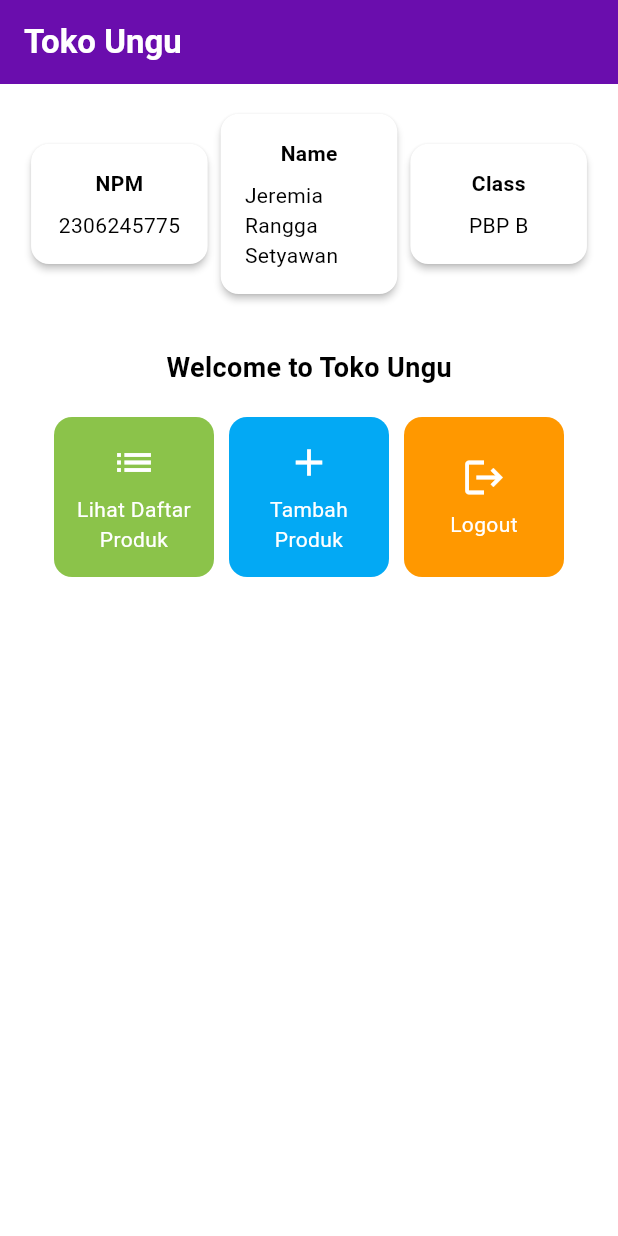
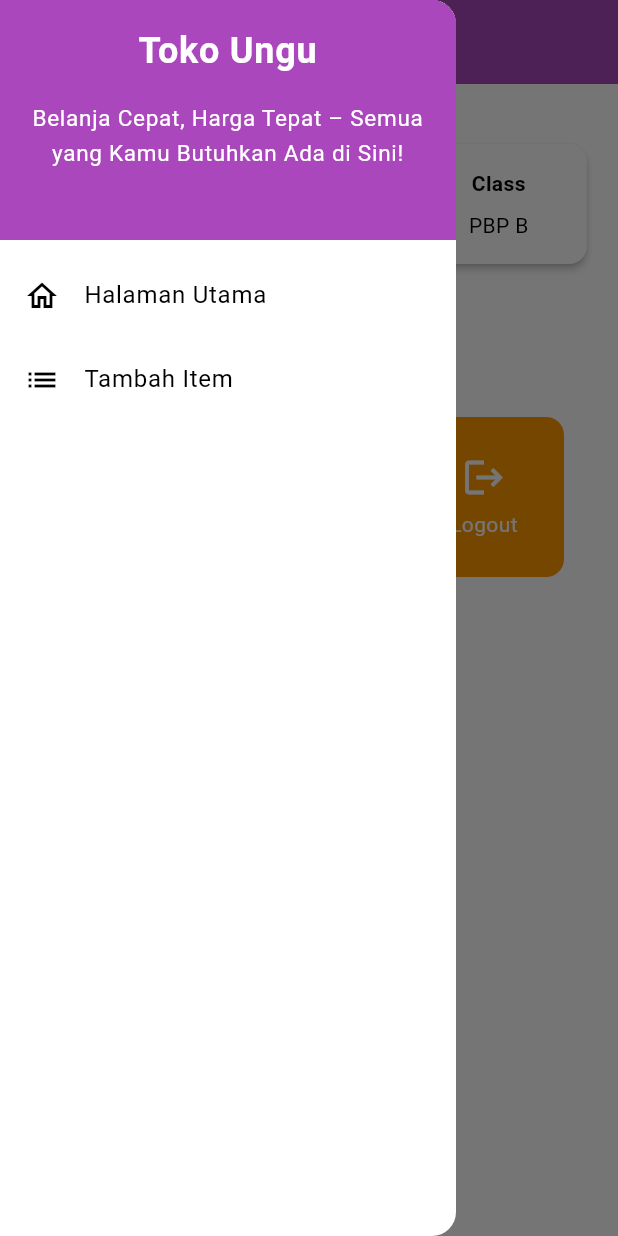
Before and after one commit to jeremiaranggasetyawan/toko-ungu-mobile, a Flutter app: the screen it shows after launch, with the side drawer open (before the commit the screen has no drawer), on a phone screen of 412 x 824 dp. Run offline on Flutter 3.47's test engine with Material 3 defaults, Android fonts, the phone set to English and light mode, and no system bars.

Commit message:
Selesai Tugas 8

```diff
--- a/lib/main.dart
+++ b/lib/main.dart
@@ -1,4 +1,4 @@
-import 'package:toko_ungu/menu.dart';
+import 'package:toko_ungu/screens/menu.dart';
 import 'package:flutter/material.dart';
 
 void main() {
@@ -12,11 +12,11 @@
   @override
   Widget build(BuildContext context) {
     return MaterialApp(
-      title: 'Flutter Demo',
+      title: 'Toko Ungu',
       theme: ThemeData(
         colorScheme: ColorScheme.fromSwatch().copyWith(
-          primary: const Color(0xFF6A0DAD), // Ungu kustom
-          secondary: const Color(0xFF9B30FF), // Ungu elemen sekunder
+          primary: const Color(0xFFAB47BC), // Ungu kustom
+          secondary: const Color(0xFFBA68C8), // Ungu elemen sekunder
         ),
         useMaterial3: true,
       ),
--- a/lib/menu.dart
+++ b/lib/screens/menu.dart
@@ -1,4 +1,6 @@
 import 'package:flutter/material.dart';
+import 'package:toko_ungu/widgets/left_drawer.dart';
+import 'package:toko_ungu/widgets/product_card.dart';
 
 class MyHomePage extends StatelessWidget {
   MyHomePage({super.key});
@@ -7,8 +9,8 @@
   final String className = 'PBP B'; // Kelas
 
   final List<ItemHomepage> items = [
-    ItemHomepage("Lihat Daftar Produk", Icons.list, Colors.lightGreen),
-    ItemHomepage("Tambah Produk", Icons.add, Colors.lightBlue),
+    ItemHomepage("Lihat Daftar Item", Icons.list, Colors.lightGreen),
+    ItemHomepage("Tambah Item", Icons.add, Colors.lightBlue),
     ItemHomepage("Logout", Icons.logout, Colors.orange),
   ];
 
@@ -18,7 +20,7 @@
     return Scaffold(
       // AppBar adalah bagian atas halaman yang menampilkan judul.
       appBar: AppBar(
-        // Judul aplikasi "Mental Health Tracker" dengan teks putih dan tebal.
+        // Judul aplikasi "Toko Ungu" dengan teks putih dan tebal.
         title: const Text(
           'Toko Ungu',
           style: TextStyle(
@@ -28,6 +30,7 @@
         ),
         // Warna latar belakang AppBar diambil dari skema warna tema aplikasi.
         backgroundColor: Theme.of(context).colorScheme.primary,
+        iconTheme: const IconThemeData(color: Colors.white),
       ),
       // Body halaman dengan padding di sekelilingnya.
       body: Padding(
@@ -88,6 +91,7 @@
           ],
         ),
       ),
+      drawer: const LeftDrawer(),
     );
   }
 }
@@ -125,54 +129,3 @@
     );
   }
 }
-
-class ItemHomepage {
-  final String name;
-  final IconData icon;
-  final Color color;
-
-  ItemHomepage(this.name, this.icon, this.color);
-}
-
-class ItemCard extends StatelessWidget {
-  final ItemHomepage item;
-
-  const ItemCard(this.item, {super.key});
-
-  @override
-  Widget build(BuildContext context) {
-    return Material(
-      color: item.color, // Warna tombol berdasarkan item
-      borderRadius: BorderRadius.circular(12),
-      child: InkWell(
-        onTap: () {
-          ScaffoldMessenger.of(context)
-            ..hideCurrentSnackBar()
-            ..showSnackBar(SnackBar(
-                content: Text("Kamu telah menekan tombol ${item.name}!")));
-        },
-        child: Container(
-          padding: const EdgeInsets.all(8),
-          child: Center(
-            child: Column(
-              mainAxisAlignment: MainAxisAlignment.center,
-              children: [
-                Icon(
-                  item.icon,
-                  color: Colors.white,
-                  size: 30.0,
-                ),
-                const Padding(padding: EdgeInsets.all(3)),
-                Text(
-                  item.name,
-                  textAlign: TextAlign.center,
-                  style: const TextStyle(color: Colors.white),
-                ),
-              ],
-            ),
-          ),
-        ),
-      ),
-    );
-  }
-}
--- /dev/null
+++ b/lib/widgets/left_drawer.dart
@@ -0,0 +1,69 @@
+import 'package:flutter/material.dart';
+import 'package:toko_ungu/screens/menu.dart';
+import 'package:toko_ungu/screens/productentry_from.dart';
+
+class LeftDrawer extends StatelessWidget {
+  const LeftDrawer({super.key});
+
+  @override
+  Widget build(BuildContext context) {
+    return Drawer(
+      child: ListView(
+        children: [
+          DrawerHeader(
+            decoration: BoxDecoration(
+              color: Theme.of(context).colorScheme.primary,
+            ),
+            child: const Column(
+              children: [
+                Text(
+                  'Toko Ungu',
+                  textAlign: TextAlign.center,
+                  style: TextStyle(
+                    fontSize: 24,
+                    fontWeight: FontWeight.bold,
+                    color: Colors.white,
+                  ),
+                ),
+                Padding(padding: EdgeInsets.all(8)),
+                Text(
+                  "Belanja Cepat, Harga Tepat – Semua yang Kamu Butuhkan Ada di Sini!",
+                  textAlign: TextAlign.center,
+                  style: TextStyle(
+                    fontSize: 15,
+                    fontWeight: FontWeight.normal,
+                    color: Colors.white,
+                  ),
+                ),
+              ],
+            ),
+          ),
+          ListTile(
+            leading: const Icon(Icons.home_outlined),
+            title: const Text('Halaman Utama'),
+            // Bagian redirection ke MyHomePage
+            onTap: () {
+              Navigator.pushReplacement(
+                  context,
+                  MaterialPageRoute(
+                    builder: (context) => MyHomePage(),
+                  ));
+            },
+          ),
+          ListTile(
+            leading: const Icon(Icons.list),
+            title: const Text('Tambah Item'),
+            // Bagian redirection ke MoodEntryFormPage
+            onTap: () {
+              Navigator.push(
+                  context,
+                  MaterialPageRoute(
+                    builder: (context) => const MoodEntryFormPage(),
+                  ));
+            },
+          ),
+        ],
+      ),
+    );
+  }
+}
--- /dev/null
+++ b/lib/widgets/product_card.dart
@@ -0,0 +1,71 @@
+import 'package:flutter/material.dart';
+import 'package:toko_ungu/screens/productentry_from.dart';
+
+class ItemHomepage {
+  final String name;
+  final IconData icon;
+  final Color color;
+
+  ItemHomepage(this.name, this.icon, this.color);
+}
+
+class ItemCard extends StatelessWidget {
+  // Menampilkan kartu dengan ikon dan nama.
+
+  final ItemHomepage item;
+
+  const ItemCard(this.item, {super.key});
+
+  @override
+  Widget build(BuildContext context) {
+    return Material(
+      // Menentukan warna latar belakang dari tema aplikasi.
+      color: item.color, // Warna tombol berdasarkan item
+      // Membuat sudut kartu melengkung.
+      borderRadius: BorderRadius.circular(12),
+
+      child: InkWell(
+        // Aksi ketika kartu ditekan.
+        onTap: () {
+          // Menampilkan pesan SnackBar saat kartu ditekan.
+          ScaffoldMessenger.of(context)
+            ..hideCurrentSnackBar()
+            ..showSnackBar(SnackBar(
+                content: Text("Kamu telah menekan tombol ${item.name}!")));
+
+          // Navigate ke route yang sesuai (tergantung jenis tombol)
+          if (item.name == "Tambah Item") {
+            Navigator.push(
+                context,
+                MaterialPageRoute(
+                  builder: (context) => const MoodEntryFormPage(),
+                ));
+          }
+        },
+        // Container untuk menyimpan Icon dan Text
+        child: Container(
+          padding: const EdgeInsets.all(8),
+          child: Center(
+            child: Column(
+              // Menyusun ikon dan teks di tengah kartu.
+              mainAxisAlignment: MainAxisAlignment.center,
+              children: [
+                Icon(
+                  item.icon,
+                  color: Colors.white,
+                  size: 30.0,
+                ),
+                const Padding(padding: EdgeInsets.all(3)),
+                Text(
+                  item.name,
+                  textAlign: TextAlign.center,
+                  style: const TextStyle(color: Colors.white),
+                ),
+              ],
+            ),
+          ),
+        ),
+      ),
+    );
+  }
+}
```
Also changed, not shown: lib/screens/productentry_from.dart (added, +186 -0 lines), 1 other file.
